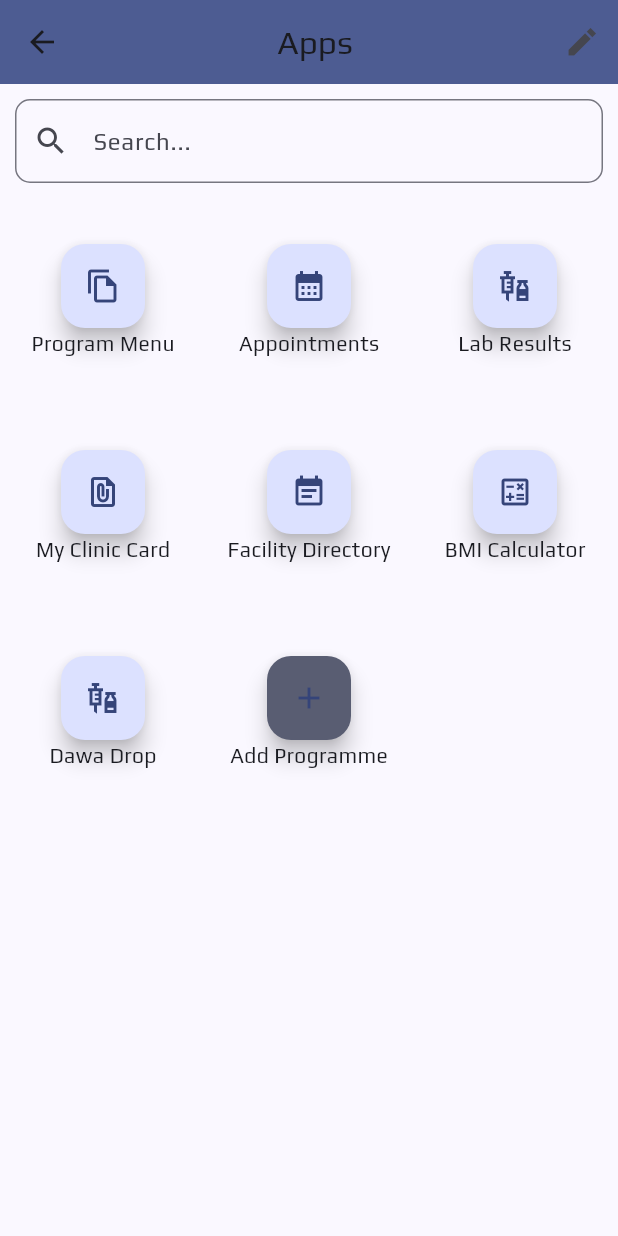
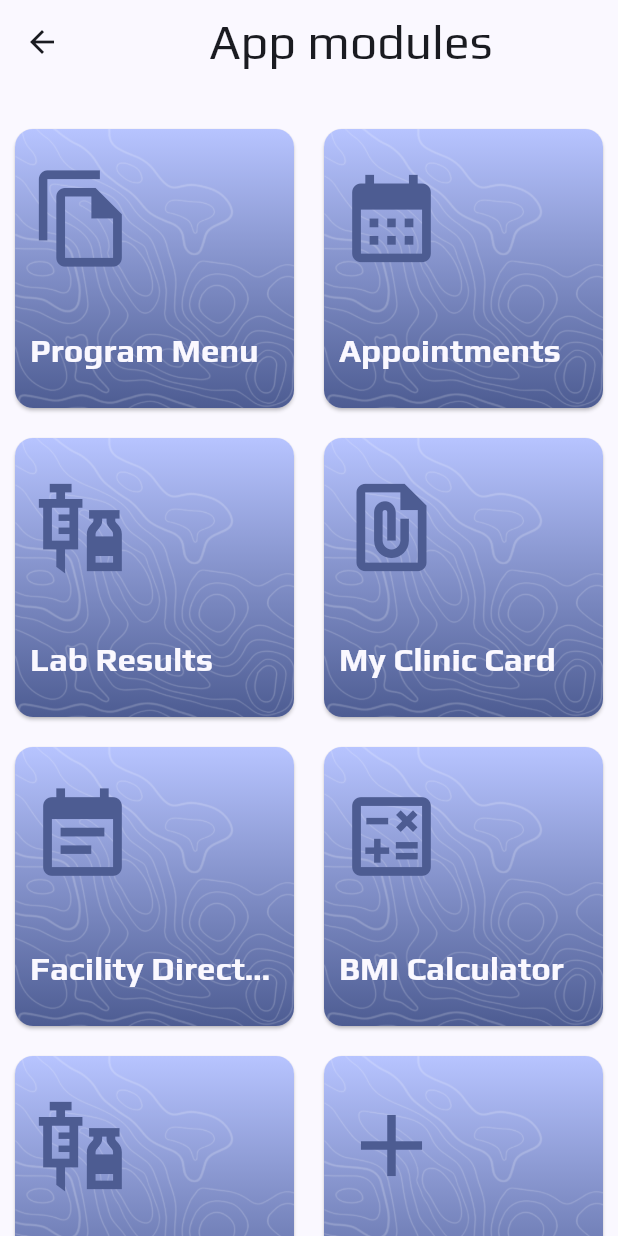
Before and after one commit to palladiumkenya/nishauri_new, a Flutter app: the MainMenuScreen screen opened directly, on a phone screen of 412 x 824 dp. Run offline on Flutter 3.47's test engine with Material 3 defaults, Android fonts, the phone set to English and light mode, and no system bars; our stand-ins replace carousel_slider, dots_indicator, dropdown_search, fl_chart, flutter_expandable_fab, flutter_form_builder and 14 more; missing offline and left inert: dart:ffi, flutter_web_auth_2; accounts and stored records are empty; network calls fail.

Commit message:
Main menu screen menu options redesigned

```diff
--- a/lib/src/app/navigation/menu/MenuItemsBuilder.dart
+++ b/lib/src/app/navigation/menu/MenuItemsBuilder.dart
@@ -15,16 +15,15 @@ class MenuItemsBuilder extends StatelessWidget {
 
   @override
   Widget build(BuildContext context) {
-    return Container(
-      child: GridView.builder(
+    return GridView.builder(
       gridDelegate: SliverGridDelegateWithFixedCrossAxisCount(
         crossAxisCount: crossAxisCount,
       ),
       itemCount: items.length,
+      clipBehavior: Clip.antiAlias,
       itemBuilder: (BuildContext context, int currentIndex) {
         return itemBuilder(items[currentIndex]);
       },
-      ),
     );
   }
 }
--- a/lib/src/app/navigation/menu/MenuOption.dart
+++ b/lib/src/app/navigation/menu/MenuOption.dart
@@ -33,6 +33,7 @@ class MenuOption extends StatelessWidget {
         mainAxisAlignment: MainAxisAlignment.center,
         children: [
           FloatingActionButton(
+            shape: const CircleBorder(),
             heroTag: null,
             onPressed: onPress,
             backgroundColor: bgColor,
--- a/lib/src/features/common/presentation/pages/MainMenuScreen.dart
+++ b/lib/src/features/common/presentation/pages/MainMenuScreen.dart
@@ -7,6 +7,7 @@ import 'package:nishauri/src/app/navigation/menu/menuItems.dart';
 import 'package:nishauri/src/features/common/presentation/helpers/constants.dart';
 import 'package:nishauri/src/features/common/presentation/widgets/Greeting2.dart';
 import 'package:nishauri/src/features/user_programs/data/providers/program_provider.dart';
+import 'package:nishauri/src/shared/display/AppCard.dart';
 import 'package:nishauri/src/shared/input/FormInputTextField.dart';
 import 'package:nishauri/src/utils/constants.dart';
 import 'package:nishauri/src/utils/routes.dart';
@@ -19,14 +20,7 @@ class MainMenuScreen extends StatelessWidget {
     final theme = Theme.of(context);
     return Scaffold(
       appBar: AppBar(
-        backgroundColor: theme.primaryColor,
-        title: const Center(child: Text("Apps")),
-        actions: [
-          IconButton(
-            onPressed: () {},
-            icon: const Icon(Icons.edit_sharp),
-          ),
-        ],
+        title: Center(child: Text("App modules", style: theme.textTheme.headlineLarge)),
       ),
       body: SafeArea(
         child: Consumer(
@@ -34,26 +28,76 @@ class MainMenuScreen extends StatelessWidget {
             final userProgram = ref.watch(programProvider);
             return Column(
               children: [
-                Container(
-                  padding: const EdgeInsets.all(Constants.SPACING),
-                  child: const FormInputTextField(
-                    prefixIcon: Icons.search,
-                    placeholder: "Search...",
-                  ),
-                ),
+                // Container(
+                //   padding: const EdgeInsets.all(Constants.SPACING),
+                //   child: const FormInputTextField(
+                //     prefixIcon: Icons.search,
+                //     placeholder: "Search...",
+                //   ),
+                // ),
+                const SizedBox(height: Constants.SPACING * 2),
                 Expanded(
                   child: userProgram.when(
                     data: (data) => MenuItemsBuilder(
-                      itemBuilder: (item) => MenuOption(
-                        title: item.title ?? "",
-                        icon: item.icon,
-                        // iconSize: 50,
-                        onPress: item.onPressed,
-                        // iconColor: theme.colorScheme.primary,
-                        bgColor: item.title == "Add Programme"
-                            ? theme.colorScheme.secondary
-                            : null,
+                      crossAxisCount: 2,
+                      itemBuilder: (item) => Card(
+                        margin: const EdgeInsets.all(Constants.SPACING),
+                        clipBehavior: Clip.antiAlias,
+                        child: InkWell(
+                          splashColor: theme.colorScheme.primary,
+                          onTap: item.onPressed,
+                          child: Container(
+                            padding: const EdgeInsets.all(Constants.SPACING),
+                            decoration: BoxDecoration(
+                              gradient: LinearGradient(
+                                begin: Alignment.topCenter,
+                                end: Alignment.bottomCenter,
+                                colors: [
+                                  theme.colorScheme.inversePrimary,
+                                  theme.colorScheme.primary,
+                                ],
+                              ),
+                              image: const DecorationImage(
+                                  image:
+                                      AssetImage("assets/images/contours.png"),
+                                  opacity: 0.2,
+                                  fit: BoxFit.cover
+
+                                  // image: AssetImage("assets/images/contours.png"),
+                                  ),
+                            ),
+                            child: Column(
+                              mainAxisAlignment: MainAxisAlignment.spaceEvenly,
+                              crossAxisAlignment: CrossAxisAlignment.start,
+                              children: <Widget>[
+                                Icon(
+                                  item.icon,
+                                  size: 70,
+                                  color: theme.colorScheme.primary,
+                                ),
+                                const SizedBox(height: Constants.SPACING),
+                                Text(
+                                  item.title ?? "",
+                                  style: theme.textTheme.titleLarge?.copyWith(
+                                      color: theme.canvasColor,
+                                      fontWeight: FontWeight.bold,
+                                      overflow: TextOverflow.ellipsis),
+                                ),
+                              ],
+                            ),
+                          ),
+                        ),
                       ),
+                      // itemBuilder: (item) => MenuOption(
+                      //   title: item.title ?? "",
+                      //   icon: item.icon,
+                      //   // iconSize: 50,
+                      //   onPress: item.onPressed,
+                      //   // iconColor: theme.colorScheme.primary,
+                      //   bgColor: item.title == "Add Programme"
+                      //       ? theme.colorScheme.secondary
+                      //       : null,
+                      // ),
                       items: [
                         // get generic menu items
                         ...getGenericMenuItems(context),
@@ -67,7 +111,8 @@ class MainMenuScreen extends StatelessWidget {
                         MenuItem(
                           icon: Icons.add,
                           title: "Add Programme",
-                          onPressed: () => context.goNamed(RouteNames.PROGRAME_REGISTRATION_SCREEN),
+                          onPressed: () => context
+                              .goNamed(RouteNames.PROGRAME_REGISTRATION_SCREEN),
                         ),
                       ],
                     ),
--- a/lib/src/features/common/presentation/widgets/Appointments.dart
+++ b/lib/src/features/common/presentation/widgets/Appointments.dart
@@ -82,7 +82,7 @@ class Appointments extends HookConsumerWidget {
                             DateTime.now().toIso8601String(),
                       ),
                       providerImage:
-                          "https://www.emeraldgrouppublishing.com/sites/default/files/image/covid-cells.jpg",
+                          "https://images.unsplash.com/photo-1438761681033-6461ffad8d80?q=80&w=2070&auto=format&fit=crop&ixlib=rb-4.0.3&ixid=M3wxMjA3fDB8MHxwaG90by1wYWdlfHx8fGVufDB8fHx8fA%3D%3D",
                       providerName: "Dr John Doe",
                       width: 100,height: 100,
                     );
```
Also changed, not shown: lib/src/features/common/presentation/pages/HomeScreen.dart (+18 -3 lines), lib/src/features/common/presentation/pages/MainScreen.dart (+8 -1 lines), assets/images/contours.png (added). Lines whose indentation alone changed are shown as unchanged.
